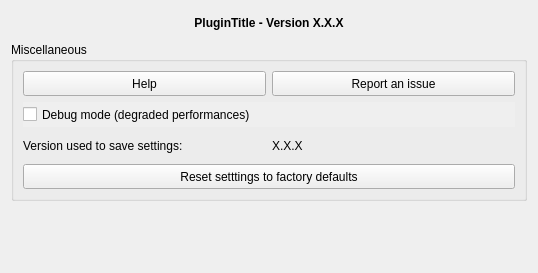
First picture: the form in qgis_plugin_templater_test_github/gui/dlg_settings.ui, repository Guts/test-qgis-plugin-templater, before the edit.
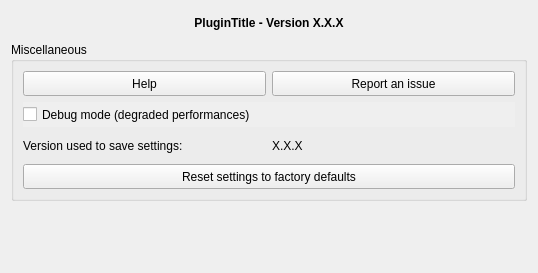
Second picture: the form after the edit.

Diff of the .ui file:
```diff
--- a/qgis_plugin_templater_test_github/gui/dlg_settings.ui
+++ b/qgis_plugin_templater_test_github/gui/dlg_settings.ui
@@ -187,7 +187,7 @@
                                     <bool>true</bool>
                                 </property>
                                 <property name="text">
-                                    <string>Reset setttings to factory defaults</string>
+                                    <string>Reset settings to factory defaults</string>
                                 </property>
                             </widget>
                         </item>
```
